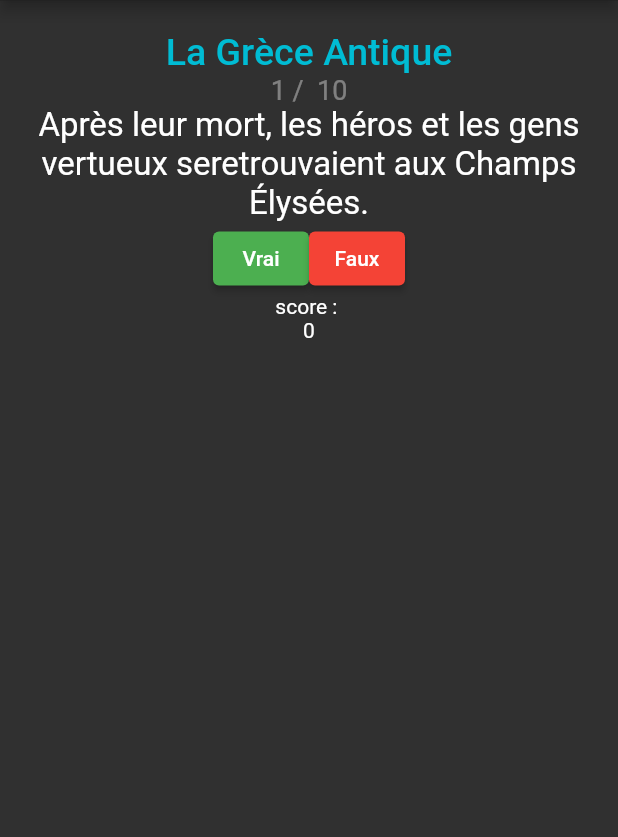
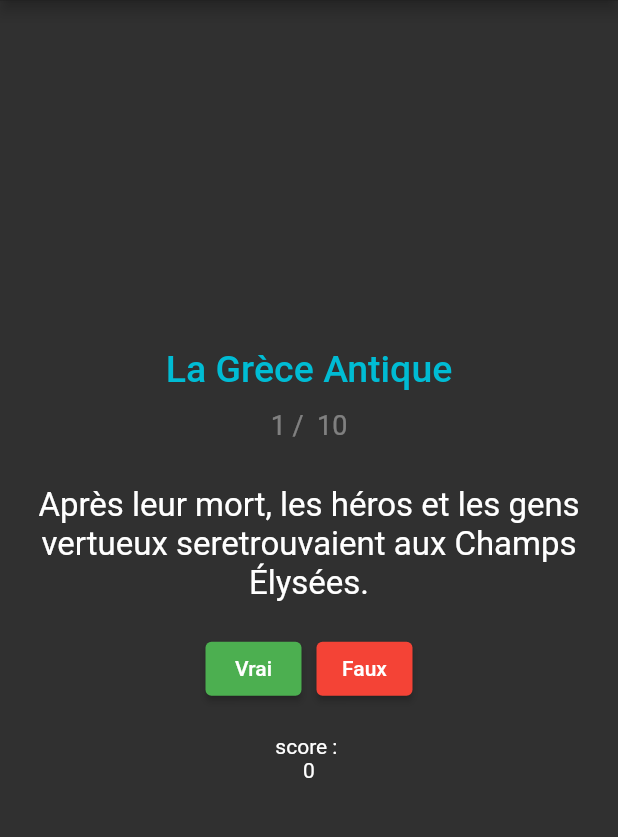
Before and after one commit to lionelbroutin/flutter-tp, a Flutter app: the QuizzScreen screen opened by its route, on a phone screen of 412 x 824 dp, the part 82-919 px from its top. Run offline on Flutter 3.47's test engine with Material 2 defaults, Android fonts, the phone set to English and light mode, and no system bars.

Commit message:
visual fixes

```diff
--- a/lib/page/QuizzPage.dart
+++ b/lib/page/QuizzPage.dart
@@ -38,40 +38,60 @@ class QuizzPage extends StatelessWidget {
       alignment: Alignment.center,
       padding: EdgeInsets.all(20),
       child: Column(
+        mainAxisAlignment: MainAxisAlignment.center,
+        crossAxisAlignment: CrossAxisAlignment.center,
         children: [
           Text(
             'La Grèce Antique',
             style: TextStyle(
                 color: Colors.cyan, fontWeight: FontWeight.w500, fontSize: 25),
           ),
-          Text(
+          Padding(
+              padding: const EdgeInsets.only(
+                top: 12,
+                bottom: 30,
+              ),
+              child: Text(
                   '${getIndex()} /  ${Provider.of<AskNotifier>(context).askLength.toString()}',
                   style: TextStyle(
                     fontSize: 18,
                     color: Colors.white38,
-              )),
+                  ))),
           Text(getQuestion(),
               textAlign: TextAlign.center,
               style: TextStyle(fontSize: 22, color: Colors.white)),
-          Row(
+          Padding(
+              padding: const EdgeInsets.only(
+                left: 40,
+                top: 20,
+                right: 40,
+                bottom: 20,
+              ),
+              child: Row(
                 mainAxisAlignment: MainAxisAlignment.center,
                 children: [
-              ElevatedButton(
+                  Container(
+                      margin: new EdgeInsets.symmetric(horizontal: 5.0),
+                      child: ElevatedButton(
                           onPressed: () => {
                                 Provider.of<AskNotifier>(context, listen: false)
                                     .incrementAsk(true)
                               },
                           child: Text('Vrai'),
-                  style: ElevatedButton.styleFrom(primary: Colors.green)),
-              ElevatedButton(
+                          style:
+                              ElevatedButton.styleFrom(primary: Colors.green))),
+                  Container(
+                    margin: new EdgeInsets.symmetric(horizontal: 5.0),
+                    child: ElevatedButton(
                         onPressed: () => {
                               Provider.of<AskNotifier>(context, listen: false)
                                   .incrementAsk(false)
                             }, //askNotifier.incrementAsk(1),
                         child: Text('Faux'),
                         style: ElevatedButton.styleFrom(primary: Colors.red)),
+                  )
                 ],
-          ),
+              )),
           Text('score : '),
           Text(Provider.of<AskNotifier>(context).score.toString()),
           checkWithCondition()
--- a/lib/service/routing.dart
+++ b/lib/service/routing.dart
@@ -1,6 +1,5 @@
 import 'package:flutter/cupertino.dart';
 import 'package:flutter/material.dart';
-import 'package:tp/page/FinalPage.dart';
 import 'package:tp/screen/homeScreen.dart';
 import 'package:tp/screen/quizzScreen.dart';
 
@@ -9,8 +8,6 @@ class Routing {
     switch (settings.name) {
       case '/quizz':
         return MaterialPageRoute(builder: (context) => QuizzScreen());
-      case '/end':
-        return MaterialPageRoute(builder: (context) => FinalPage());
 
       case '/':
         return MaterialPageRoute(builder: (context) => HomeScreen());
```
Also changed, not shown: lib/page/FinalPage.dart (deleted, +0 -20 lines), lib/screen/finalScreen.dart (deleted, +0 -15 lines). Lines whose indentation alone changed are shown as unchanged.
